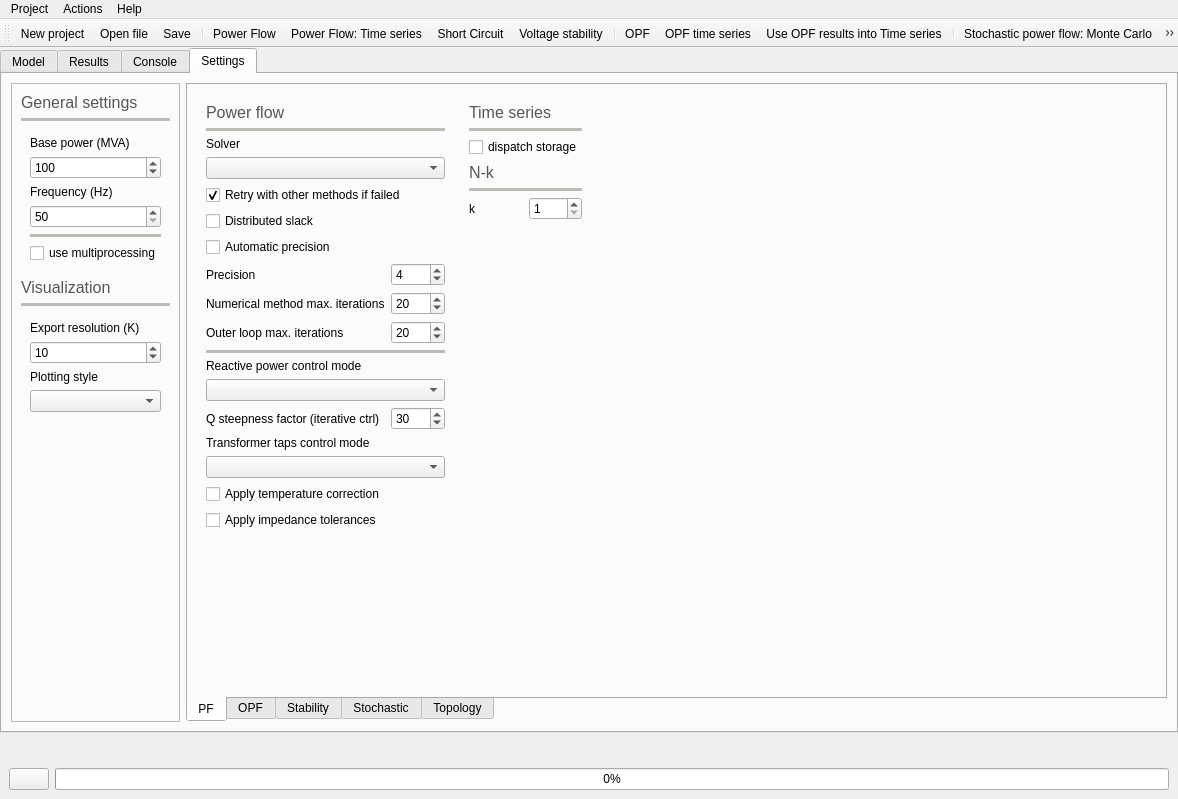
First picture: the form in src/GridCal/Gui/Main/MainWindow.ui, repository SanPen/GridCal, before the edit.
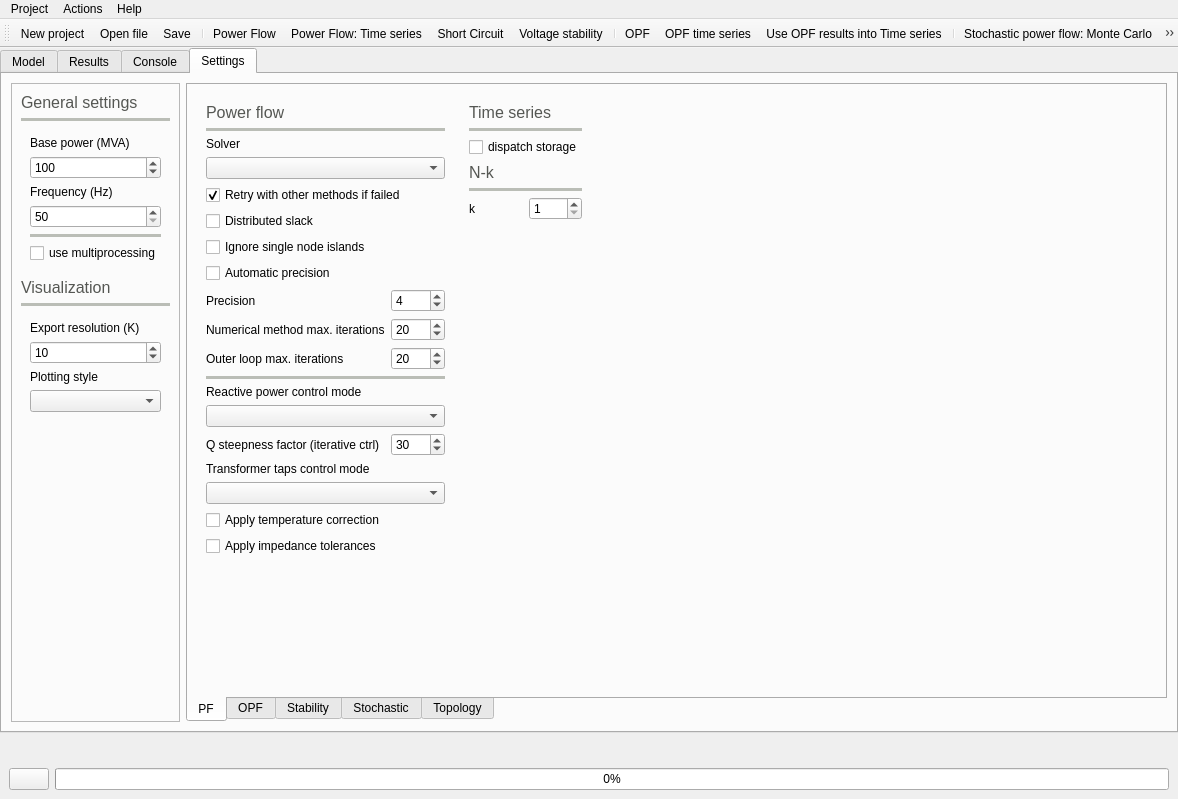
Second picture: the form after the edit. The open tabs and pages were chosen to show the change. Icons and pictures are not drawn.

Commit message: Added ignore single-node islands feature

What changed in the file:
```diff
--- a/src/GridCal/Gui/Main/MainWindow.ui
+++ b/src/GridCal/Gui/Main/MainWindow.ui
@@ -1888,91 +1888,41 @@
                <enum>QFrame::Raised</enum>
               </property>
               <layout class="QGridLayout" name="gridLayout_4">
+               <item row="19" column="1">
+                <widget class="QSpinBox" name="q_steepness_factor_spinBox">
+                 <property name="singleStep">
+                  <number>1</number>
+                 </property>
+                 <property name="value">
+                  <number>30</number>
+                 </property>
+                </widget>
+               </item>
+               <item row="17" column="0">
+                <widget class="QLabel" name="label_48">
+                 <property name="text">
+                  <string>Reactive power control mode</string>
+                 </property>
+                </widget>
+               </item>
                <item row="19" column="0">
+                <widget class="QLabel" name="label_9">
+                 <property name="text">
+                  <string>Q steepness factor (iterative ctrl)</string>
+                 </property>
+                </widget>
+               </item>
+               <item row="20" column="0">
                 <widget class="QLabel" name="label_50">
                  <property name="text">
                   <string>Transformer taps control mode</string>
                  </property>
                 </widget>
                </item>
-               <item row="21" column="0">
-                <spacer name="verticalSpacer_10">
-                 <property name="orientation">
-                  <enum>Qt::Vertical</enum>
-                 </property>
-                 <property name="sizeHint" stdset="0">
-                  <size>
-                   <width>20</width>
-                   <height>40</height>
-                  </size>
-                 </property>
-                </spacer>
+               <item row="18" column="0" colspan="2">
+                <widget class="QComboBox" name="reactive_power_control_mode_comboBox"/>
                </item>
-               <item row="13" column="0" colspan="2">
-                <widget class="Line" name="line_18">
-                 <property name="palette">
-                  <palette>
-                   <active>
-                    <colorrole role="WindowText">
-                     <brush brushstyle="SolidPattern">
-                      <color alpha="255">
-                       <red>186</red>
-                       <green>189</green>
-                       <blue>182</blue>
-                      </color>
-                     </brush>
-                    </colorrole>
-                   </active>
-                   <inactive>
-                    <colorrole role="WindowText">
-                     <brush brushstyle="SolidPattern">
-                      <color alpha="255">
-                       <red>186</red>
-                       <green>189</green>
-                       <blue>182</blue>
-                      </color>
-                     </brush>
-                    </colorrole>
-                   </inactive>
-                   <disabled>
-                    <colorrole role="WindowText">
-                     <brush brushstyle="SolidPattern">
-                      <color alpha="255">
-                       <red>190</red>
-                       <green>190</green>
-                       <blue>190</blue>
-                      </color>
-                     </brush>
-                    </colorrole>
-                   </disabled>
-                  </palette>
-                 </property>
-                 <property name="frameShadow">
-                  <enum>QFrame::Plain</enum>
-                 </property>
-                 <property name="lineWidth">
-                  <number>4</number>
-                 </property>
-                 <property name="orientation">
-                  <enum>Qt::Horizontal</enum>
-                 </property>
-                </widget>
-               </item>
-               <item row="12" column="0">
-                <widget class="QLabel" name="label_49">
-                 <property name="text">
-                  <string>Outer loop max. iterations</string>
-                 </property>
-                </widget>
-               </item>
-               <item row="8" column="0" colspan="2">
-                <widget class="QCheckBox" name="auto_precision_checkBox">
-                 <property name="text">
-                  <string>Automatic precision</string>
-                 </property>
-                </widget>
-               </item>
-               <item row="11" column="1">
+               <item row="12" column="1">
                 <widget class="QSpinBox" name="max_iterations_spinBox">
                  <property name="toolTip">
                   <string>&lt;html&gt;&lt;head/&gt;&lt;body&gt;&lt;p&gt;Maximum numberof iterations to use.&lt;/p&gt;&lt;p&gt;&lt;br/&gt;&lt;/p&gt;&lt;p&gt;Tipical values: &lt;/p&gt;&lt;p&gt;Newton Raphson: 5&lt;/p&gt;&lt;p&gt;Levenberg-Marquards: 20&lt;/p&gt;&lt;p&gt;Fast decoupled: 10&lt;/p&gt;&lt;p&gt;Others: 20&lt;/p&gt;&lt;/body&gt;&lt;/html&gt;</string>
@@ -1995,82 +1945,6 @@
                  </property>
                 </widget>
                </item>
-               <item row="16" column="0">
-                <widget class="QLabel" name="label_48">
-                 <property name="text">
-                  <string>Reactive power control mode</string>
-                 </property>
-                </widget>
-               </item>
-               <item row="18" column="0">
-                <widget class="QLabel" name="label_9">
-                 <property name="text">
-                  <string>Q steepness factor (iterative ctrl)</string>
-                 </property>
-                </widget>
-               </item>
-               <item row="23" column="0">
-                <widget class="QCheckBox" name="apply_impedance_tolerances_checkBox">
-                 <property name="text">
-                  <string>Apply impedance tolerances</string>
-                 </property>
-                </widget>
-               </item>
-               <item row="5" column="0" colspan="2">
-                <widget class="QComboBox" name="solver_comboBox"/>
-               </item>
-               <item row="17" column="0" colspan="2">
-                <widget class="QComboBox" name="reactive_power_control_mode_comboBox"/>
-               </item>
-               <item row="1" column="0" colspan="2">
-                <widget class="QLabel" name="label_17">
-                 <property name="palette">
-                  <palette>
-                   <active>
-                    <colorrole role="WindowText">
-                     <brush brushstyle="SolidPattern">
-                      <color alpha="255">
-                       <red>85</red>
-                       <green>87</green>
-                       <blue>83</blue>
-                      </color>
-                     </brush>
-                    </colorrole>
-                   </active>
-                   <inactive>
-                    <colorrole role="WindowText">
-                     <brush brushstyle="SolidPattern">
-                      <color alpha="255">
-                       <red>85</red>
-                       <green>87</green>
-                       <blue>83</blue>
-                      </color>
-                     </brush>
-                    </colorrole>
-                   </inactive>
-                   <disabled>
-                    <colorrole role="WindowText">
-                     <brush brushstyle="SolidPattern">
-                      <color alpha="255">
-                       <red>190</red>
-                       <green>190</green>
-                       <blue>190</blue>
-                      </color>
-                     </brush>
-                    </colorrole>
-                   </disabled>
-                  </palette>
-                 </property>
-                 <property name="font">
-                  <font>
-                   <pointsize>12</pointsize>
-                  </font>
-                 </property>
-                 <property name="text">
-                  <string>Power flow</string>
-                 </property>
-                </widget>
-               </item>
                <item row="6" column="0" colspan="2">
                 <widget class="QCheckBox" name="helm_retry_checkBox">
                  <property name="toolTip">
@@ -2084,26 +1958,6 @@
                  </property>
                 </widget>
                </item>
-               <item row="22" column="0">
-                <widget class="QCheckBox" name="temperature_correction_checkBox">
-                 <property name="toolTip">
-                  <string>Correct the branches resistance using the temperature</string>
-                 </property>
-                 <property name="text">
-                  <string>Apply temperature correction</string>
-                 </property>
-                </widget>
-               </item>
-               <item row="18" column="1">
-                <widget class="QSpinBox" name="q_steepness_factor_spinBox">
-                 <property name="singleStep">
-                  <number>1</number>
-                 </property>
-                 <property name="value">
-                  <number>30</number>
-                 </property>
-                </widget>
-               </item>
                <item row="2" column="0" colspan="2">
                 <widget class="Line" name="line_14">
                  <property name="palette">
@@ -2154,7 +2008,17 @@
                  </property>
                 </widget>
                </item>
-               <item row="10" column="1">
+               <item row="7" column="0">
+                <widget class="QCheckBox" name="distributed_slack_checkBox">
+                 <property name="toolTip">
+                  <string>&lt;html&gt;&lt;head/&gt;&lt;body&gt;&lt;p&gt;If active, the slack power is distributed among the generators according to their installed power &amp;quot;Snom&amp;quot;&lt;/p&gt;&lt;/body&gt;&lt;/html&gt;</string>
+                 </property>
+                 <property name="text">
+                  <string>Distributed slack</string>
+                 </property>
+                </widget>
+               </item>
+               <item row="11" column="1">
                 <widget class="QSpinBox" name="tolerance_spinBox">
                  <property name="toolTip">
                   <string>&lt;html&gt;&lt;head/&gt;&lt;body&gt;&lt;p&gt;Exponent of the precission to use.&lt;/p&gt;&lt;p&gt;precision = 1x10^-factor&lt;/p&gt;&lt;p&gt;i.e.&lt;/p&gt;&lt;p&gt;factor=3&lt;/p&gt;&lt;p&gt;precision = 1e-3&lt;/p&gt;&lt;/body&gt;&lt;/html&gt;</string>
@@ -2170,17 +2034,61 @@
                  </property>
                 </widget>
                </item>
-               <item row="11" column="0">
+               <item row="24" column="0">
+                <widget class="QCheckBox" name="apply_impedance_tolerances_checkBox">
+                 <property name="text">
+                  <string>Apply impedance tolerances</string>
+                 </property>
+                </widget>
+               </item>
+               <item row="12" column="0">
                 <widget class="QLabel" name="label_6">
                  <property name="text">
                   <string>Numerical method max. iterations</string>
                  </property>
                 </widget>
                </item>
-               <item row="20" column="0" colspan="2">
+               <item row="22" column="0">
+                <spacer name="verticalSpacer_10">
+                 <property name="orientation">
+                  <enum>Qt::Vertical</enum>
+                 </property>
+                 <property name="sizeHint" stdset="0">
+                  <size>
+                   <width>20</width>
+                   <height>40</height>
+                  </size>
+                 </property>
+                </spacer>
+               </item>
+               <item row="11" column="0">
+                <widget class="QLabel" name="label_5">
+                 <property name="text">
+                  <string>Precision</string>
+                 </property>
+                </widget>
+               </item>
+               <item row="9" column="0" colspan="2">
+                <widget class="QCheckBox" name="auto_precision_checkBox">
+                 <property name="text">
+                  <string>Automatic precision</string>
+                 </property>
+                </widget>
+               </item>
+               <item row="21" column="0" colspan="2">
                 <widget class="QComboBox" name="taps_control_mode_comboBox"/>
                </item>
-               <item row="12" column="1">
+               <item row="23" column="0">
+                <widget class="QCheckBox" name="temperature_correction_checkBox">
+                 <property name="toolTip">
+                  <string>Correct the branches resistance using the temperature</string>
+                 </property>
+                 <property name="text">
+                  <string>Apply temperature correction</string>
+                 </property>
+                </widget>
+               </item>
+               <item row="13" column="1">
                 <widget class="QSpinBox" name="outer_loop_spinBox">
                  <property name="toolTip">
                   <string>Maximum iterations for the outer loop that controls reactive power and transformer taps.</string>
@@ -2196,20 +2104,122 @@
                  </property>
                 </widget>
                </item>
-               <item row="10" column="0">
-                <widget class="QLabel" name="label_5">
+               <item row="14" column="0" colspan="2">
+                <widget class="Line" name="line_18">
+                 <property name="palette">
+                  <palette>
+                   <active>
+                    <colorrole role="WindowText">
+                     <brush brushstyle="SolidPattern">
+                      <color alpha="255">
+                       <red>186</red>
+                       <green>189</green>
+                       <blue>182</blue>
+                      </color>
+                     </brush>
+                    </colorrole>
+                   </active>
+                   <inactive>
+                    <colorrole role="WindowText">
+                     <brush brushstyle="SolidPattern">
+                      <color alpha="255">
+                       <red>186</red>
+                       <green>189</green>
+                       <blue>182</blue>
+                      </color>
+                     </brush>
+                    </colorrole>
+                   </inactive>
+                   <disabled>
+                    <colorrole role="WindowText">
+                     <brush brushstyle="SolidPattern">
+                      <color alpha="255">
+                       <red>190</red>
+                       <green>190</green>
+                       <blue>190</blue>
+                      </color>
+                     </brush>
+                    </colorrole>
+                   </disabled>
+                  </palette>
+                 </property>
+                 <property name="frameShadow">
+                  <enum>QFrame::Plain</enum>
+                 </property>
+                 <property name="lineWidth">
+                  <number>4</number>
+                 </property>
+                 <property name="orientation">
+                  <enum>Qt::Horizontal</enum>
+                 </property>
+                </widget>
+               </item>
+               <item row="1" column="0" colspan="2">
+                <widget class="QLabel" name="label_17">
+                 <property name="palette">
+                  <palette>
+                   <active>
+                    <colorrole role="WindowText">
+                     <brush brushstyle="SolidPattern">
+                      <color alpha="255">
+                       <red>85</red>
+                       <green>87</green>
+                       <blue>83</blue>
+                      </color>
+                     </brush>
+                    </colorrole>
+                   </active>
+                   <inactive>
+                    <colorrole role="WindowText">
+                     <brush brushstyle="SolidPattern">
+                      <color alpha="255">
+                       <red>85</red>
+                       <green>87</green>
+                       <blue>83</blue>
+                      </color>
+                     </brush>
+                    </colorrole>
+                   </inactive>
+                   <disabled>
+                    <colorrole role="WindowText">
+                     <brush brushstyle="SolidPattern">
+                      <color alpha="255">
+                       <red>190</red>
+                       <green>190</green>
+                       <blue>190</blue>
+                      </color>
+                     </brush>
+                    </colorrole>
+                   </disabled>
+                  </palette>
+                 </property>
+                 <property name="font">
+                  <font>
+                   <pointsize>12</pointsize>
+                  </font>
+                 </property>
                  <property name="text">
-                  <string>Precision</string>
+                  <string>Power flow</string>
                  </property>
                 </widget>
                </item>
-               <item row="7" column="0">
-                <widget class="QCheckBox" name="distributed_slack_checkBox">
+               <item row="13" column="0">
+                <widget class="QLabel" name="label_49">
+                 <property name="text">
+                  <string>Outer loop max. iterations</string>
+                 </property>
+                </widget>
+               </item>
+               <item row="5" column="0" colspan="2">
+                <widget class="QComboBox" name="solver_comboBox"/>
+               </item>
+               <item row="8" column="0">
+                <widget class="QCheckBox" name="ignore_single_node_islands_checkBox">
                  <property name="toolTip">
                   <string>&lt;html&gt;&lt;head/&gt;&lt;body&gt;&lt;p&gt;If active, the slack power is distributed among the generators according to their installed power &amp;quot;Snom&amp;quot;&lt;/p&gt;&lt;/body&gt;&lt;/html&gt;</string>
                  </property>
                  <property name="text">
-                  <string>Distributed slack</string>
+                  <string>Ignore single node islands</string>
                  </property>
                 </widget>
                </item>
```
Left out of the diff: 2 changed lines with no effect on the pictures. The commit also changes 14 other files.
